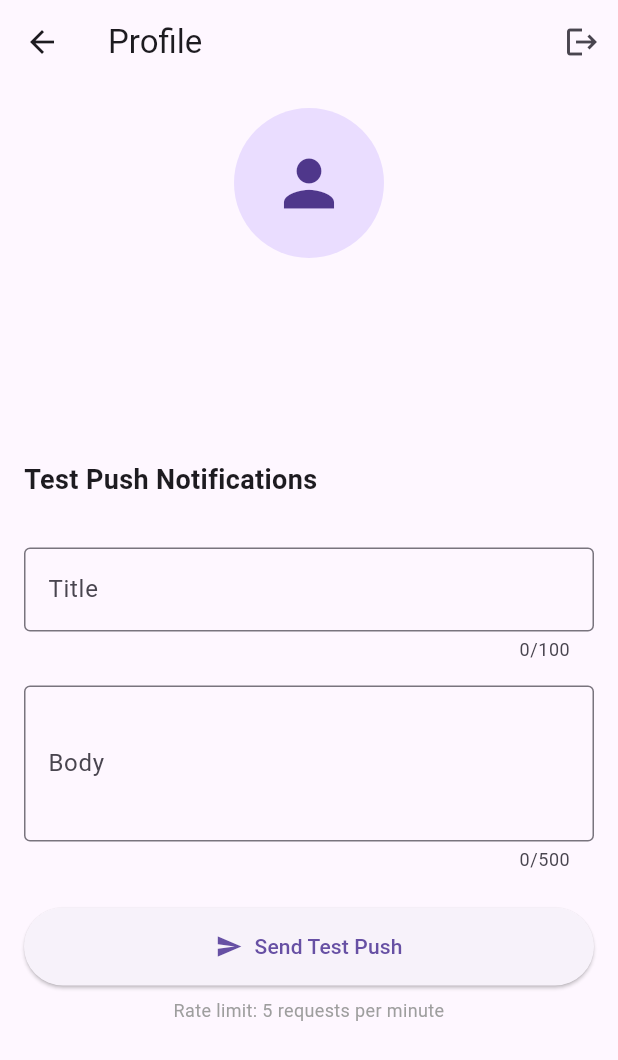
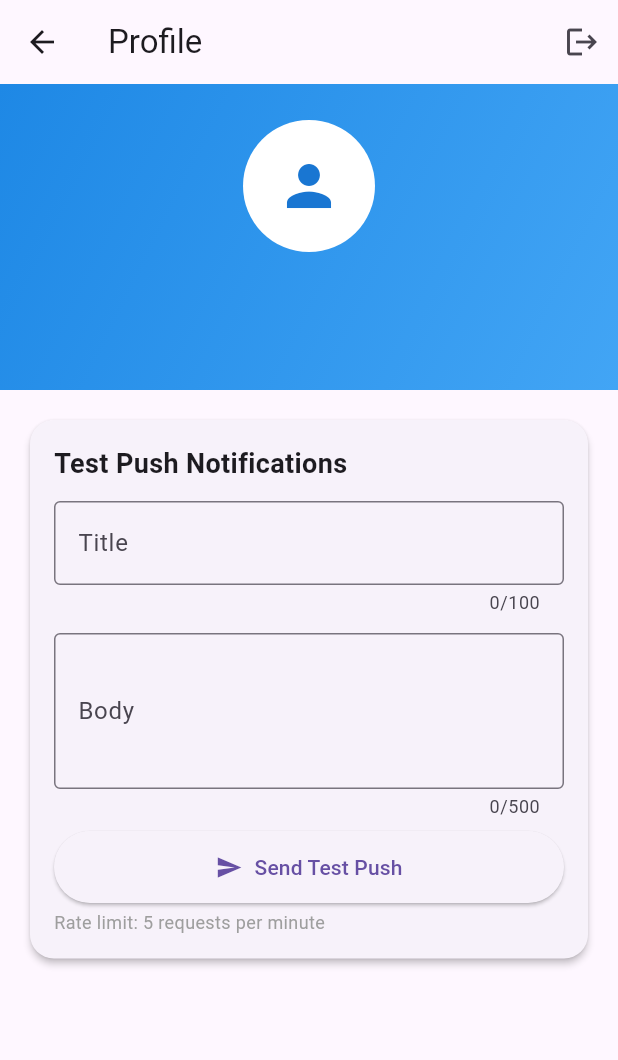
Before and after one commit to tanmay-unico/relexwise-tanmay, a Flutter app: the ProfilePage screen opened by its route, on a phone screen of 412 x 824 dp. Shown: the top 1060 px of the screen. Run offline on Flutter 3.47's test engine with Material 3 defaults, Android fonts, the light colour scheme and no system bars; our stand-ins replace cached_network_image, dio, drift, firebase_core, firebase_messaging, flutter_bloc and 7 more; accounts and stored records are empty; generated files the repository leaves out were written again.

Commit message:
redesgined ui for somescreens

```diff
--- a/mobile/lib/features/profile/pages/profile_page.dart
+++ b/mobile/lib/features/profile/pages/profile_page.dart
@@ -149,36 +149,50 @@ class _ProfilePageState extends State<ProfilePage> {
       ),
       body: ListView(
         children: [
-          const SizedBox(height: 16),
+          Container(
+            padding: const EdgeInsets.symmetric(vertical: 24, horizontal: 16),
+            decoration: BoxDecoration(
+              gradient: LinearGradient(
+                colors: [Colors.blue.shade600, Colors.blue.shade400],
+                begin: Alignment.topLeft,
+                end: Alignment.bottomRight,
+              ),
+            ),
+            child: Column(
+              children: [
                 CircleAvatar(
-            radius: 50,
-            child: Icon(Icons.person, size: 50),
+                  radius: 44,
+                  backgroundColor: Colors.white,
+                  child: Icon(Icons.person, size: 44, color: Colors.blue.shade700),
+                ),
+                const SizedBox(height: 12),
+                Text(
+                  _userName ?? 'User',
+                  style: const TextStyle(fontSize: 22, fontWeight: FontWeight.bold, color: Colors.white),
+                  textAlign: TextAlign.center,
+                ),
+                const SizedBox(height: 4),
+                Text(
+                  _userEmail ?? '',
+                  style: const TextStyle(color: Colors.white70),
+                  textAlign: TextAlign.center,
+                ),
+              ],
+            ),
           ),
           const SizedBox(height: 16),
-          Text(
-            _userName ?? 'User',
-            style: const TextStyle(fontSize: 24, fontWeight: FontWeight.bold),
-            textAlign: TextAlign.center,
-          ),
-          Text(
-            _userEmail ?? '',
-            style: const TextStyle(color: Colors.grey),
-            textAlign: TextAlign.center,
-          ),
-          const SizedBox(height: 32),
-          const SizedBox(height: 16),
-          const Padding(
-            padding: EdgeInsets.all(16.0),
-            child: Text(
-              'Test Push Notifications',
-              style: TextStyle(fontSize: 18, fontWeight: FontWeight.bold),
-            ),
-          ),
           Padding(
-            padding: const EdgeInsets.all(16.0),
+            padding: const EdgeInsets.symmetric(horizontal: 16),
+            child: Card(
+              elevation: 2,
+              shape: RoundedRectangleBorder(borderRadius: BorderRadius.circular(16)),
+              child: Padding(
+                padding: const EdgeInsets.all(16),
                 child: Column(
-              crossAxisAlignment: CrossAxisAlignment.stretch,
+                  crossAxisAlignment: CrossAxisAlignment.start,
                   children: [
+                    const Text('Test Push Notifications', style: TextStyle(fontSize: 18, fontWeight: FontWeight.bold)),
+                    const SizedBox(height: 12),
                     TextField(
                       controller: _titleController,
                       decoration: const InputDecoration(
@@ -188,7 +202,7 @@ class _ProfilePageState extends State<ProfilePage> {
                       ),
                       maxLength: 100,
                     ),
-                const SizedBox(height: 16),
+                    const SizedBox(height: 12),
                     TextField(
                       controller: _bodyController,
                       decoration: const InputDecoration(
@@ -199,22 +213,21 @@ class _ProfilePageState extends State<ProfilePage> {
                       maxLines: 3,
                       maxLength: 500,
                     ),
-                const SizedBox(height: 24),
-                ElevatedButton.icon(
+                    const SizedBox(height: 8),
+                    SizedBox(
+                      width: double.infinity,
+                      child: ElevatedButton.icon(
                         onPressed: _sendTestPush,
                         icon: const Icon(Icons.send),
                         label: const Text('Send Test Push'),
-                  style: ElevatedButton.styleFrom(
-                    padding: const EdgeInsets.symmetric(vertical: 16),
+                        style: ElevatedButton.styleFrom(padding: const EdgeInsets.symmetric(vertical: 14)),
                       ),
                     ),
-                const SizedBox(height: 8),
-                const Text(
-                  'Rate limit: 5 requests per minute',
-                  style: TextStyle(fontSize: 12, color: Colors.grey),
-                  textAlign: TextAlign.center,
+                    const SizedBox(height: 4),
+                    const Text('Rate limit: 5 requests per minute', style: TextStyle(fontSize: 12, color: Colors.grey)),
+                  ],
                 ),
-              ],
+              ),
             ),
           ),
           const SizedBox(height: 16),
```
Also changed, not shown: mobile/lib/core/ui/error_dialog.dart (+10 -1 lines), mobile/lib/features/auth/pages/login_page.dart (+44 -13 lines), mobile/lib/features/profile/pages/favorites_page.dart (+27 -8 lines). Lines whose indentation alone changed are shown as unchanged.
